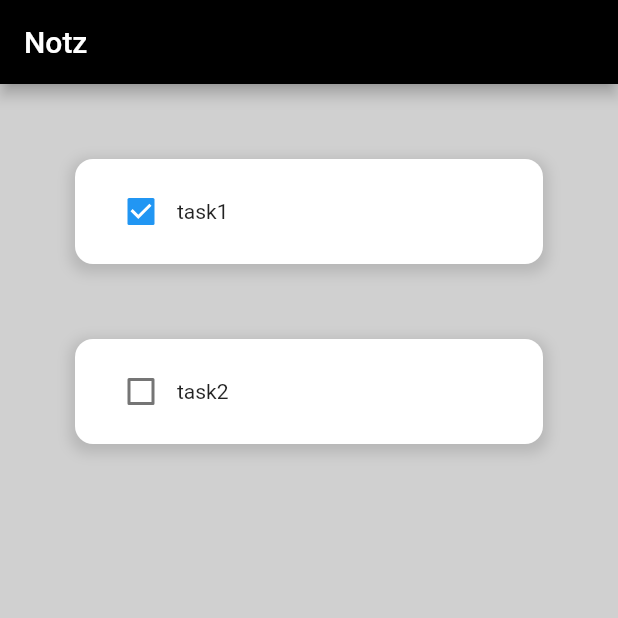
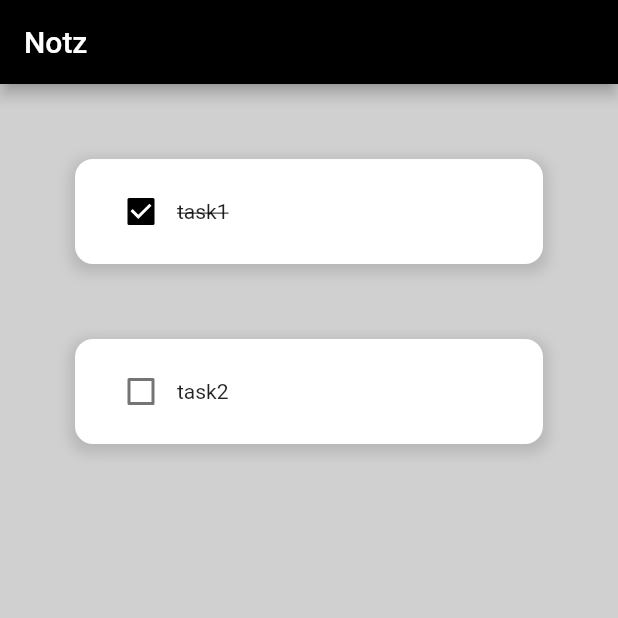
Before and after one commit to Shankjbs571/Notz, a Flutter app: the screen it shows after launch, on a phone screen of 412 x 824 dp, the top half of it. Run offline on Flutter 3.47's test engine with Material 2 defaults, Android fonts, the phone set to English and light mode, and no system bars; missing offline and left inert: dart:js_util.

Commit message:
Added activecolor black to checkboxes and linethrough when completed

```diff
--- a/lib/ToDoTile.dart
+++ b/lib/ToDoTile.dart
@@ -1,3 +1,5 @@
+// ignore_for_file: sort_child_properties_last
+
 import 'package:flutter/material.dart';
 
 class ToDoTile extends StatelessWidget {
@@ -20,8 +22,18 @@ class ToDoTile extends StatelessWidget {
         height: 70,
         child: Row(
           children: [
-            Checkbox(value: taskCompleted, onChanged: onChanged),
-            Text(taskName),
+            Checkbox(
+              value: taskCompleted,
+              onChanged: onChanged,
+              activeColor: Colors.black,
+            ),
+            Text(
+              taskName,
+              style: TextStyle(
+                  decoration: taskCompleted
+                      ? TextDecoration.lineThrough
+                      : TextDecoration.none),
+            ),
           ],
         ),
         decoration: BoxDecoration(
```
